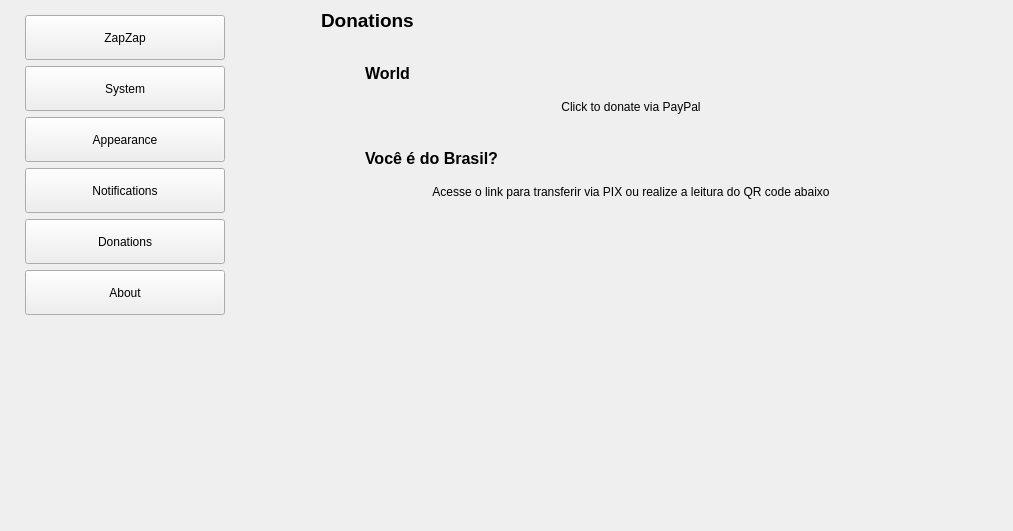
Before: the Qt Designer form zapzap/view/settings.ui in rafatosta/zapzap, drawn with Qt 5.
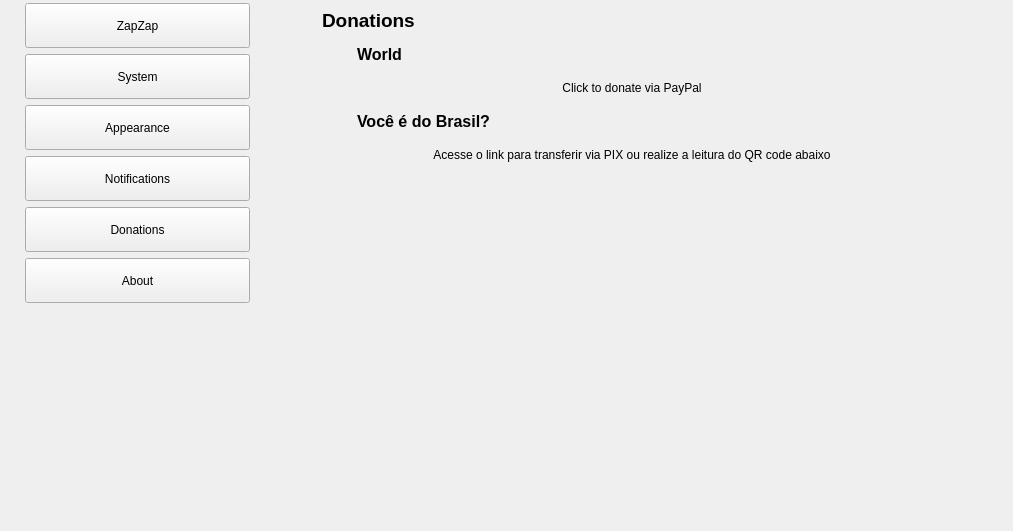
After: the same form once the commit is applied. The open tabs and pages were chosen to show the change. Icons and pictures are not drawn.

```diff
--- a/zapzap/view/settings.ui
+++ b/zapzap/view/settings.ui
@@ -39,7 +39,7 @@
     <widget class="QFrame" name="leftMenu">
      <property name="minimumSize">
       <size>
-       <width>0</width>
+       <width>250</width>
        <height>0</height>
       </size>
      </property>
@@ -63,10 +63,10 @@
        <number>0</number>
       </property>
       <property name="leftMargin">
-       <number>0</number>
+       <number>25</number>
       </property>
       <property name="topMargin">
-       <number>15</number>
+       <number>3</number>
       </property>
       <property name="rightMargin">
        <number>0</number>
@@ -76,6 +76,18 @@
       </property>
       <item>
        <widget class="QFrame" name="menu">
+        <property name="minimumSize">
+         <size>
+          <width>0</width>
+          <height>0</height>
+         </size>
+        </property>
+        <property name="maximumSize">
+         <size>
+          <width>16777215</width>
+          <height>16777215</height>
+         </size>
+        </property>
         <property name="frameShape">
          <enum>QFrame::NoFrame</enum>
         </property>
@@ -84,13 +96,13 @@
         </property>
         <layout class="QVBoxLayout" name="verticalLayout_2">
          <property name="leftMargin">
-          <number>25</number>
+          <number>0</number>
          </property>
          <property name="topMargin">
           <number>0</number>
          </property>
          <property name="rightMargin">
-          <number>25</number>
+          <number>0</number>
          </property>
          <property name="bottomMargin">
           <number>0</number>
@@ -1625,7 +1637,7 @@
                 <enum>Qt::Horizontal</enum>
                </property>
                <property name="sizeType">
-                <enum>QSizePolicy::Fixed</enum>
+                <enum>QSizePolicy::Expanding</enum>
                </property>
                <property name="sizeHint" stdset="0">
                 <size>
@@ -1684,7 +1696,7 @@
                    <number>0</number>
                   </property>
                   <property name="topMargin">
-                   <number>10</number>
+                   <number>0</number>
                   </property>
                   <property name="rightMargin">
                    <number>0</number>
@@ -1696,7 +1708,7 @@
                    <widget class="QFrame" name="frame_2">
                     <property name="minimumSize">
                      <size>
-                      <width>0</width>
+                      <width>620</width>
                       <height>0</height>
                      </size>
                     </property>
@@ -1716,6 +1728,18 @@
                      <property name="spacing">
                       <number>10</number>
                      </property>
+                     <property name="leftMargin">
+                      <number>0</number>
+                     </property>
+                     <property name="topMargin">
+                      <number>0</number>
+                     </property>
+                     <property name="rightMargin">
+                      <number>0</number>
+                     </property>
+                     <property name="bottomMargin">
+                      <number>0</number>
+                     </property>
                      <item>
                       <layout class="QHBoxLayout" name="horizontalLayout_26">
                        <item>
@@ -1781,7 +1805,7 @@
                    <widget class="QFrame" name="frame_4">
                     <property name="minimumSize">
                      <size>
-                      <width>0</width>
+                      <width>620</width>
                       <height>0</height>
                      </size>
                     </property>
@@ -1801,6 +1825,18 @@
                      <property name="spacing">
                       <number>10</number>
                      </property>
+                     <property name="leftMargin">
+                      <number>0</number>
+                     </property>
+                     <property name="topMargin">
+                      <number>0</number>
+                     </property>
+                     <property name="rightMargin">
+                      <number>0</number>
+                     </property>
+                     <property name="bottomMargin">
+                      <number>0</number>
+                     </property>
                      <item>
                       <layout class="QHBoxLayout" name="horizontalLayout_24">
                        <item>
@@ -1931,7 +1967,7 @@
                 <enum>Qt::Horizontal</enum>
                </property>
                <property name="sizeType">
-                <enum>QSizePolicy::Fixed</enum>
+                <enum>QSizePolicy::Expanding</enum>
                </property>
                <property name="sizeHint" stdset="0">
                 <size>
```
Left out of the diff: 44 changed lines with no effect on the pictures.
